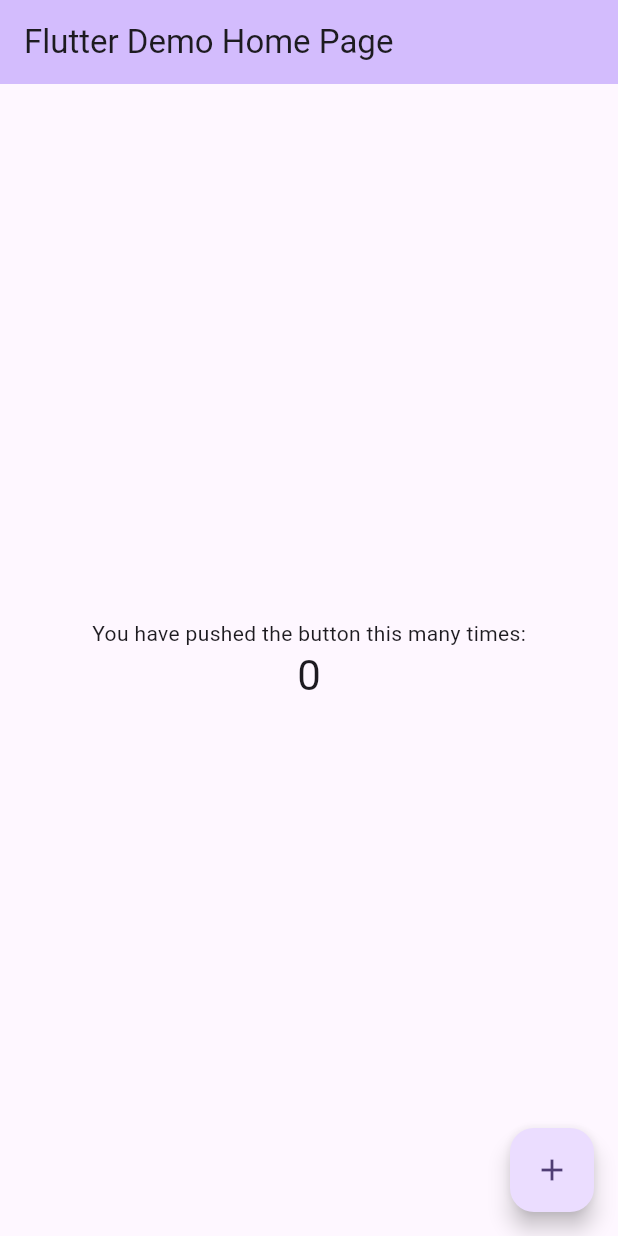
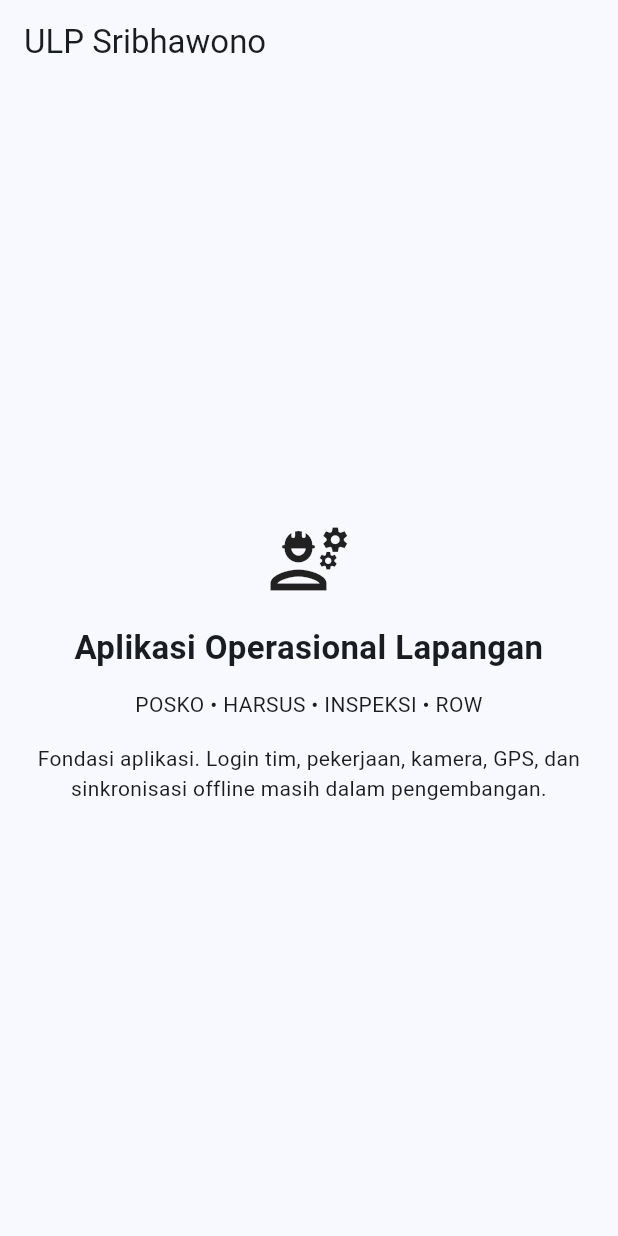
Before and after one commit to raapstronaut/ulp-sribhawono, a Flutter app: the screen it shows after launch, on a phone screen of 412 x 824 dp. Run offline on Flutter 3.47's test engine with Material 3 defaults, Android fonts, the phone set to English and light mode, and no system bars.

Commit message:
chore: remove outdated demo interface mobile/lib/main.dart

```diff
--- a/mobile/lib/main.dart
+++ b/mobile/lib/main.dart
@@ -1,121 +1,38 @@
 import 'package:flutter/material.dart';
 
-void main() {
-  runApp(const MyApp());
-}
+void main() => runApp(const UlpSribhawonoApp());
 
-class MyApp extends StatelessWidget {
-  const MyApp({super.key});
+class UlpSribhawonoApp extends StatelessWidget {
+  const UlpSribhawonoApp({super.key});
 
-  // This widget is the root of your application.
   @override
   Widget build(BuildContext context) {
     return MaterialApp(
-      title: 'Flutter Demo',
-      theme: ThemeData(
-        // This is the theme of your application.
-        //
-        // TRY THIS: Try running your application with "flutter run". You'll see
-        // the application has a purple toolbar. Then, without quitting the app,
-        // try changing the seedColor in the colorScheme below to Colors.green
-        // and then invoke "hot reload" (save your changes or press the "hot
-        // reload" button in a Flutter-supported IDE, or press "r" if you used
-        // the command line to start the app).
-        //
-        // Notice that the counter didn't reset back to zero; the application
-        // state is not lost during the reload. To reset the state, use hot
-        // restart instead.
-        //
-        // This works for code too, not just values: Most code changes can be
-        // tested with just a hot reload.
-        colorScheme: .fromSeed(seedColor: Colors.deepPurple),
-      ),
-      home: const MyHomePage(title: 'Flutter Demo Home Page'),
-    );
-  }
-}
-
-class MyHomePage extends StatefulWidget {
-  const MyHomePage({super.key, required this.title});
-
-  // This widget is the home page of your application. It is stateful, meaning
-  // that it has a State object (defined below) that contains fields that affect
-  // how it looks.
-
-  // This class is the configuration for the state. It holds the values (in this
-  // case the title) provided by the parent (in this case the App widget) and
-  // used by the build method of the State. Fields in a Widget subclass are
-  // always marked "final".
-
-  final String title;
-
-  @override
-  State<MyHomePage> createState() => _MyHomePageState();
-}
-
-class _MyHomePageState extends State<MyHomePage> {
-  int _counter = 0;
-
-  void _incrementCounter() {
-    setState(() {
-      // This call to setState tells the Flutter framework that something has
-      // changed in this State, which causes it to rerun the build method below
-      // so that the display can reflect the updated values. If we changed
-      // _counter without calling setState(), then the build method would not be
-      // called again, and so nothing would appear to happen.
-      _counter++;
-    });
-  }
-
-  @override
-  Widget build(BuildContext context) {
-    // This method is rerun every time setState is called, for instance as done
-    // by the _incrementCounter method above.
-    //
-    // The Flutter framework has been optimized to make rerunning build methods
-    // fast, so that you can just rebuild anything that needs updating rather
-    // than having to individually change instances of widgets.
-    return Scaffold(
-      appBar: AppBar(
-        // TRY THIS: Try changing the color here to a specific color (to
-        // Colors.amber, perhaps?) and trigger a hot reload to see the AppBar
-        // change color while the other colors stay the same.
-        backgroundColor: Theme.of(context).colorScheme.inversePrimary,
-        // Here we take the value from the MyHomePage object that was created by
-        // the App.build method, and use it to set our appbar title.
-        title: Text(widget.title),
-      ),
-      body: Center(
-        // Center is a layout widget. It takes a single child and positions it
-        // in the middle of the parent.
-        child: Column(
-          // Column is also a layout widget. It takes a list of children and
-          // arranges them vertically. By default, it sizes itself to fit its
-          // children horizontally, and tries to be as tall as its parent.
-          //
-          // Column has various properties to control how it sizes itself and
-          // how it positions its children. Here we use mainAxisAlignment to
-          // center the children vertically; the main axis here is the vertical
-          // axis because Columns are vertical (the cross axis would be
-          // horizontal).
-          //
-          // TRY THIS: Invoke "debug painting" (choose the "Toggle Debug Paint"
-          // action in the IDE, or press "p" in the console), to see the
-          // wireframe for each widget.
-          mainAxisAlignment: .center,
-          children: [
-            const Text('You have pushed the button this many times:'),
-            Text(
-              '$_counter',
-              style: Theme.of(context).textTheme.headlineMedium,
+      title: 'ULP Sribhawono',
+      debugShowCheckedModeBanner: false,
+      theme: ThemeData(colorScheme: ColorScheme.fromSeed(seedColor: Colors.blue)),
+      home: Scaffold(
+        appBar: AppBar(title: const Text('ULP Sribhawono')),
+        body: const Center(
+          child: Padding(
+            padding: EdgeInsets.all(24),
+            child: Column(
+              mainAxisSize: MainAxisSize.min,
+              children: [
+                Icon(Icons.engineering_outlined, size: 56),
+                SizedBox(height: 16),
+                Text('Aplikasi Operasional Lapangan',
+                    textAlign: TextAlign.center,
+                    style: TextStyle(fontSize: 22, fontWeight: FontWeight.bold)),
+                SizedBox(height: 12),
+                Text('POSKO • HARSUS • INSPEKSI • ROW', textAlign: TextAlign.center),
+                SizedBox(height: 16),
+                Text('Fondasi aplikasi. Login tim, pekerjaan, kamera, GPS, dan sinkronisasi offline masih dalam pengembangan.',
+                    textAlign: TextAlign.center),
+              ],
             ),
-          ],
+          ),
         ),
-      ),
-      floatingActionButton: FloatingActionButton(
-        onPressed: _incrementCounter,
-        tooltip: 'Increment',
-        child: const Icon(Icons.add),
       ),
     );
   }
```
